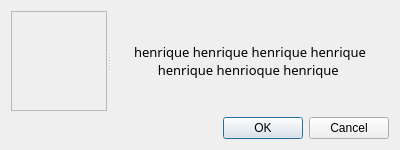
Before: the Qt Designer form layout/Dialog.ui in Sidehenrique/SIS-Sicoob, drawn with Qt 5.
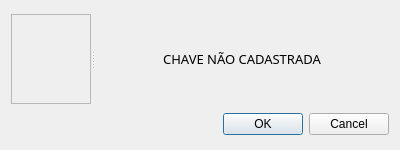
After: the same form once the commit is applied. Icons and pictures are not drawn.

```diff
--- a/layout/Dialog.ui
+++ b/layout/Dialog.ui
@@ -38,6 +38,12 @@
         <height>60</height>
        </size>
       </property>
+      <property name="maximumSize">
+       <size>
+        <width>80</width>
+        <height>90</height>
+       </size>
+      </property>
       <property name="styleSheet">
        <string notr="true">background-image: url(:/dialog/estoque/Alert.png);
 background-position:center;
@@ -58,7 +64,7 @@
        </font>
       </property>
       <property name="text">
-       <string>henrique henrique henrique henrique henrique henrioque henrique </string>
+       <string>CHAVE NÃO CADASTRADA</string>
       </property>
       <property name="scaledContents">
        <bool>false</bool>
```
